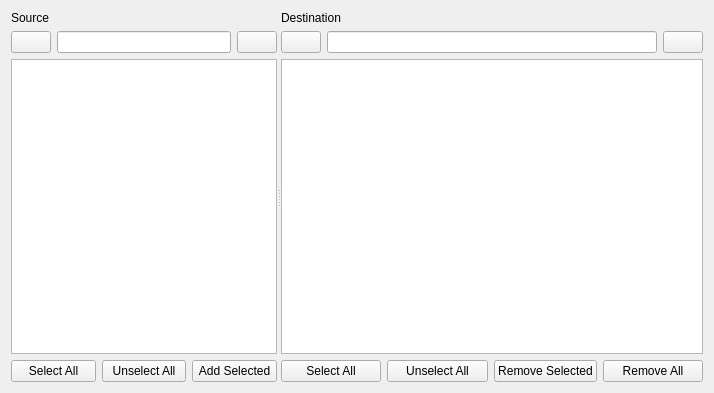
Above: Libs/UserInterfaces/SourceBrowser.ui from AltaArts/SourceTab--Prism-Plugin before the change. Below: the same form after it.
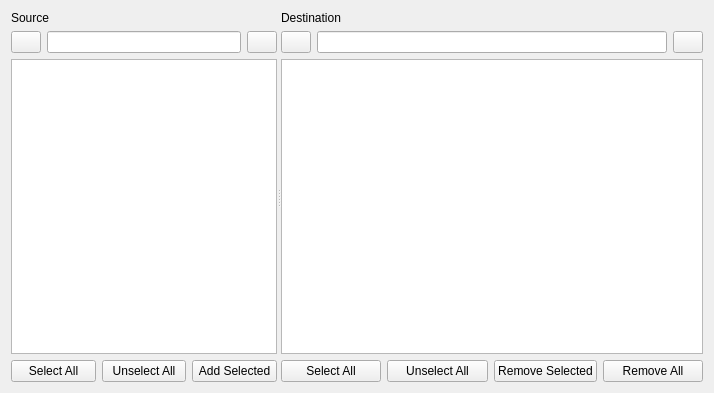
That is the form after the change.

```diff
--- a/Libs/UserInterfaces/SourceBrowser.ui
+++ b/Libs/UserInterfaces/SourceBrowser.ui
@@ -54,6 +54,24 @@
         <layout class="QHBoxLayout" name="lo_sourcePath">
          <item>
           <widget class="QPushButton" name="b_sourcePathUp">
+           <property name="sizePolicy">
+            <sizepolicy hsizetype="Fixed" vsizetype="Fixed">
+             <horstretch>0</horstretch>
+             <verstretch>0</verstretch>
+            </sizepolicy>
+           </property>
+           <property name="minimumSize">
+            <size>
+             <width>30</width>
+             <height>0</height>
+            </size>
+           </property>
+           <property name="maximumSize">
+            <size>
+             <width>30</width>
+             <height>16777215</height>
+            </size>
+           </property>
            <property name="text">
             <string/>
            </property>
@@ -67,6 +85,24 @@
          </item>
          <item>
           <widget class="QPushButton" name="b_browseSource">
+           <property name="sizePolicy">
+            <sizepolicy hsizetype="Fixed" vsizetype="Fixed">
+             <horstretch>0</horstretch>
+             <verstretch>0</verstretch>
+            </sizepolicy>
+           </property>
+           <property name="minimumSize">
+            <size>
+             <width>30</width>
+             <height>0</height>
+            </size>
+           </property>
+           <property name="maximumSize">
+            <size>
+             <width>30</width>
+             <height>16777215</height>
+            </size>
+           </property>
            <property name="text">
             <string/>
            </property>
@@ -146,6 +182,24 @@
         <layout class="QHBoxLayout" name="lo_destPath">
          <item>
           <widget class="QPushButton" name="b_destPathUp">
+           <property name="sizePolicy">
+            <sizepolicy hsizetype="Fixed" vsizetype="Fixed">
+             <horstretch>0</horstretch>
+             <verstretch>0</verstretch>
+            </sizepolicy>
+           </property>
+           <property name="minimumSize">
+            <size>
+             <width>30</width>
+             <height>0</height>
+            </size>
+           </property>
+           <property name="maximumSize">
+            <size>
+             <width>30</width>
+             <height>16777215</height>
+            </size>
+           </property>
            <property name="text">
             <string/>
            </property>
@@ -156,6 +210,24 @@
          </item>
          <item>
           <widget class="QPushButton" name="b_browseDest">
+           <property name="sizePolicy">
+            <sizepolicy hsizetype="Fixed" vsizetype="Fixed">
+             <horstretch>0</horstretch>
+             <verstretch>0</verstretch>
+            </sizepolicy>
+           </property>
+           <property name="minimumSize">
+            <size>
+             <width>30</width>
+             <height>0</height>
+            </size>
+           </property>
+           <property name="maximumSize">
+            <size>
+             <width>30</width>
+             <height>16777215</height>
+            </size>
+           </property>
            <property name="text">
             <string/>
            </property>
```
